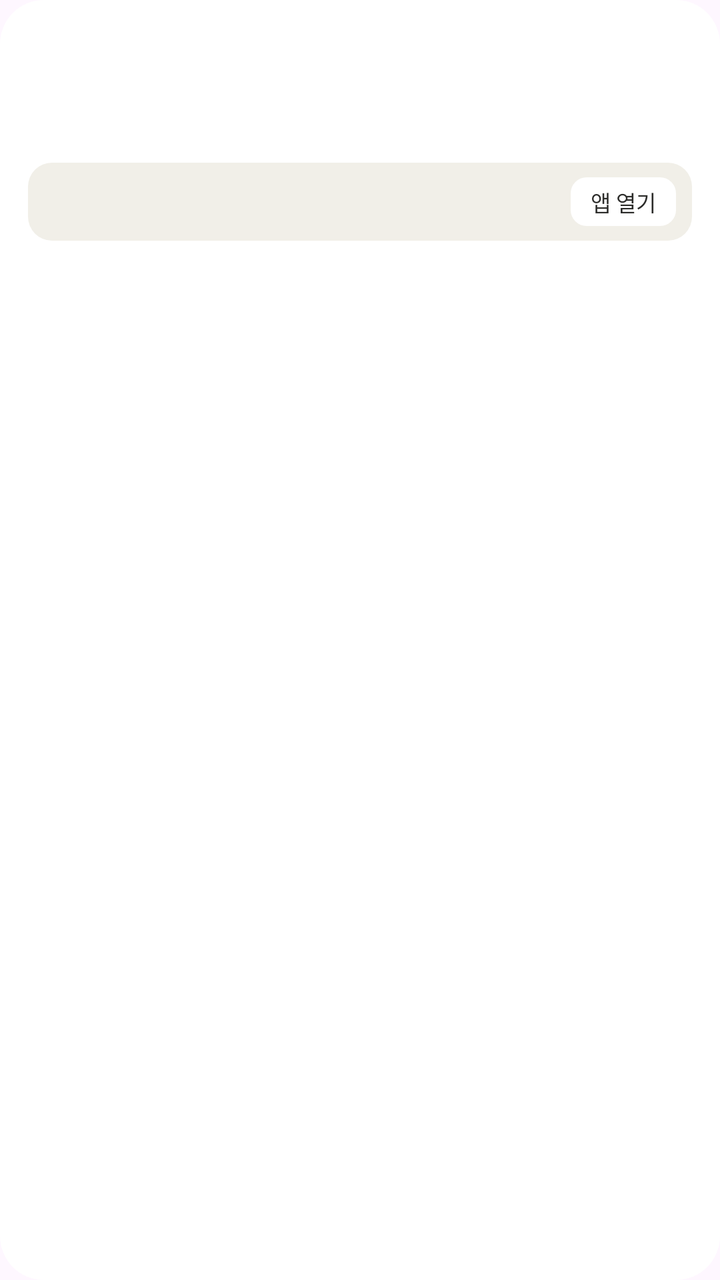
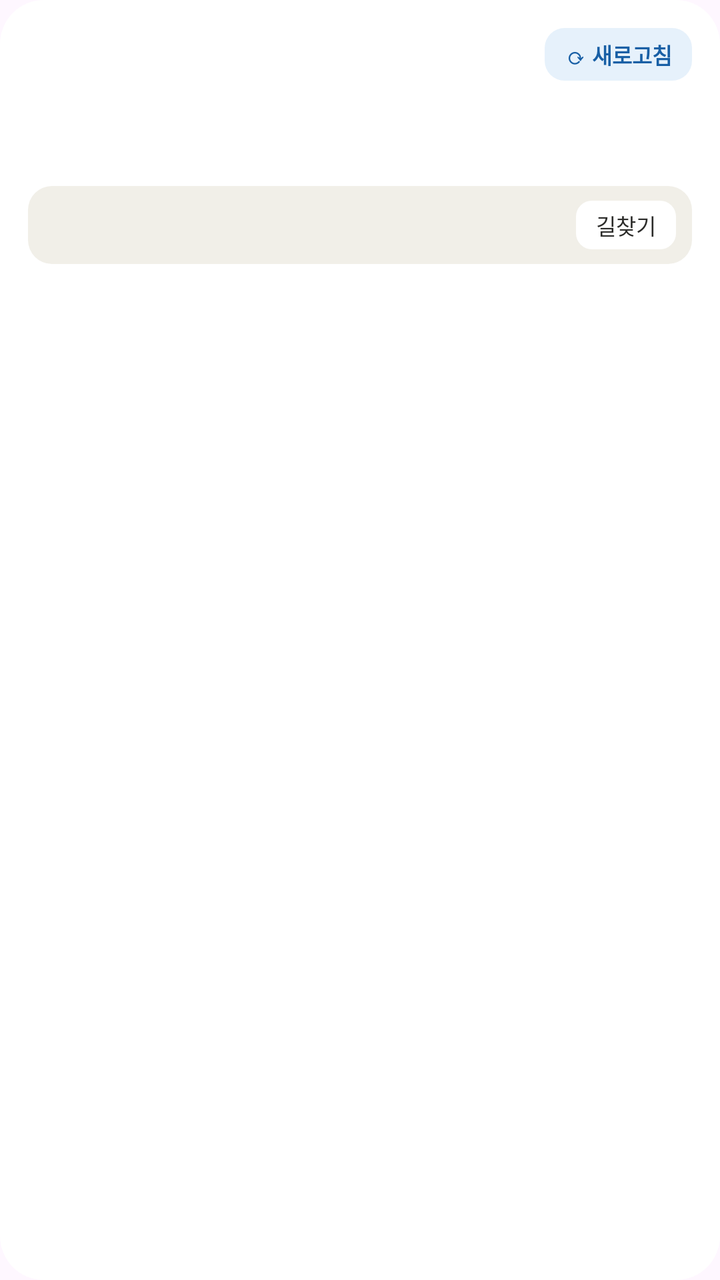

Two renders of the same Android screen: before a commit and after it. Below are the layout's source before the change and the commit's diff.
<!-- AndroidManifest.xml: application theme AppTheme -->
<!-- res/layout/widget_nearest.xml -->
<?xml version="1.0" encoding="utf-8"?>
<LinearLayout xmlns:android="http://schemas.android.com/apk/res/android"
    android:id="@+id/w_root"
    android:layout_width="match_parent"
    android:layout_height="match_parent"
    android:orientation="vertical"
    android:padding="14dp"
    android:background="@drawable/widget_bg">

    <TextView android:id="@+id/w_title"
        android:layout_width="wrap_content" android:layout_height="wrap_content"
        android:textSize="11sp" android:textColor="#888780" android:textStyle="bold"
        android:maxLines="1" android:ellipsize="end" />

    <TextView android:id="@+id/w_name"
        android:layout_width="wrap_content" android:layout_height="wrap_content"
        android:layout_marginTop="4dp"
        android:textSize="18sp" android:textColor="#2C2C2A" android:textStyle="bold"
        android:maxLines="1" android:ellipsize="end" />

    <TextView android:id="@+id/w_sub"
        android:layout_width="wrap_content" android:layout_height="wrap_content"
        android:textSize="12sp" android:textColor="#5F5E5A"
        android:maxLines="1" android:ellipsize="end" />

    <LinearLayout android:id="@+id/w_pw_box"
        android:layout_width="match_parent" android:layout_height="wrap_content"
        android:layout_marginTop="8dp"
        android:orientation="horizontal" android:gravity="center_vertical"
        android:paddingStart="12dp" android:paddingEnd="8dp"
        android:paddingTop="6dp" android:paddingBottom="6dp"
        android:background="@drawable/widget_pw_bg">
        <TextView android:id="@+id/w_pw"
            android:layout_width="0dp" android:layout_height="wrap_content" android:layout_weight="1"
            android:textSize="20sp" android:textColor="#2C2C2A" android:textStyle="bold"
            android:maxLines="1" />
        <TextView
            android:layout_width="wrap_content" android:layout_height="wrap_content"
            android:text="앱 열기" android:textSize="11sp" android:textColor="#2C2C2A"
            android:paddingStart="10dp" android:paddingEnd="10dp"
            android:paddingTop="4dp" android:paddingBottom="4dp"
            android:background="@drawable/widget_btn_bg" />
    </LinearLayout>
</LinearLayout>
<!-- resources referenced by this layout -->
<resources>
  <!-- drawable widget_bg (drawable) -->
  <?xml version="1.0" encoding="utf-8"?>
  <shape xmlns:android="http://schemas.android.com/apk/res/android" android:shape="rectangle">
      <solid android:color="#F7FFFFFF" />
      <corners android:radius="22dp" />
  </shape>
  <!-- drawable widget_btn_bg (drawable) -->
  <?xml version="1.0" encoding="utf-8"?>
  <shape xmlns:android="http://schemas.android.com/apk/res/android" android:shape="rectangle">
      <solid android:color="#FFFFFFFF" />
      <corners android:radius="8dp" />
  </shape>
  <!-- drawable widget_pw_bg (drawable) -->
  <?xml version="1.0" encoding="utf-8"?>
  <shape xmlns:android="http://schemas.android.com/apk/res/android" android:shape="rectangle">
      <solid android:color="#FFF1EFE8" />
      <corners android:radius="12dp" />
  </shape>
  <style name="AppTheme" parent="Theme.Material3.Light.NoActionBar">
          <item name="colorPrimary">#378ADD</item>
          <item name="colorOnPrimary">#FFFFFF</item>
          <item name="colorSecondary">#1D9E75</item>
          <item name="android:statusBarColor">@android:color/transparent</item>
          <item name="android:navigationBarColor">@android:color/transparent</item>
          <item name="bottomSheetDialogTheme">@style/GlassSheet</item>
      </style>
  <style name="GlassSheet" parent="Theme.Material3.Light.BottomSheetDialog">
          <item name="bottomSheetStyle">@style/GlassSheetStyle</item>
          <item name="android:backgroundDimAmount">0.18</item>
          <item name="colorPrimary">#378ADD</item>
      </style>
  <style name="GlassSheetStyle" parent="Widget.Material3.BottomSheet.Modal">
          <item name="backgroundTint">@android:color/transparent</item>
      </style>
</resources>

<!-- the commit's change to res/layout/widget_nearest.xml (unified diff, before → after) -->
@@ -7,10 +7,20 @@
     android:padding="14dp"
     android:background="@drawable/widget_bg">
 
-    <TextView android:id="@+id/w_title"
-        android:layout_width="wrap_content" android:layout_height="wrap_content"
-        android:textSize="11sp" android:textColor="#888780" android:textStyle="bold"
-        android:maxLines="1" android:ellipsize="end" />
+    <LinearLayout
+        android:layout_width="match_parent" android:layout_height="wrap_content"
+        android:orientation="horizontal" android:gravity="center_vertical">
+        <TextView android:id="@+id/w_title"
+            android:layout_width="0dp" android:layout_height="wrap_content" android:layout_weight="1"
+            android:textSize="11sp" android:textColor="#888780" android:textStyle="bold"
+            android:maxLines="1" android:ellipsize="end" />
+        <TextView android:id="@+id/w_refresh"
+            android:layout_width="wrap_content" android:layout_height="wrap_content"
+            android:text="⟳ 새로고침" android:textSize="11sp" android:textColor="#185FA5" android:textStyle="bold"
+            android:paddingStart="10dp" android:paddingEnd="10dp"
+            android:paddingTop="5dp" android:paddingBottom="5dp"
+            android:background="@drawable/widget_refresh_bg" />
+    </LinearLayout>
 
     <TextView android:id="@+id/w_name"
         android:layout_width="wrap_content" android:layout_height="wrap_content"
@@ -34,9 +44,9 @@
             android:layout_width="0dp" android:layout_height="wrap_content" android:layout_weight="1"
             android:textSize="20sp" android:textColor="#2C2C2A" android:textStyle="bold"
             android:maxLines="1" />
-        <TextView
+        <TextView android:id="@+id/w_open"
             android:layout_width="wrap_content" android:layout_height="wrap_content"
-            android:text="앱 열기" android:textSize="11sp" android:textColor="#2C2C2A"
+            android:text="길찾기" android:textSize="11sp" android:textColor="#2C2C2A"
             android:paddingStart="10dp" android:paddingEnd="10dp"
             android:paddingTop="4dp" android:paddingBottom="4dp"
             android:background="@drawable/widget_btn_bg" />
<!-- resource entries referenced after the edit -->
@@ -18,6 +18,12 @@
       <solid android:color="#FFF1EFE8" />
       <corners android:radius="12dp" />
   </shape>
+  <!-- drawable widget_refresh_bg (drawable) -->
+  <?xml version="1.0" encoding="utf-8"?>
+  <shape xmlns:android="http://schemas.android.com/apk/res/android" android:shape="rectangle">
+      <solid android:color="#FFE6F1FB" />
+      <corners android:radius="10dp" />
+  </shape>
   <style name="AppTheme" parent="Theme.Material3.Light.NoActionBar">
           <item name="colorPrimary">#378ADD</item>
           <item name="colorOnPrimary">#FFFFFF</item>
